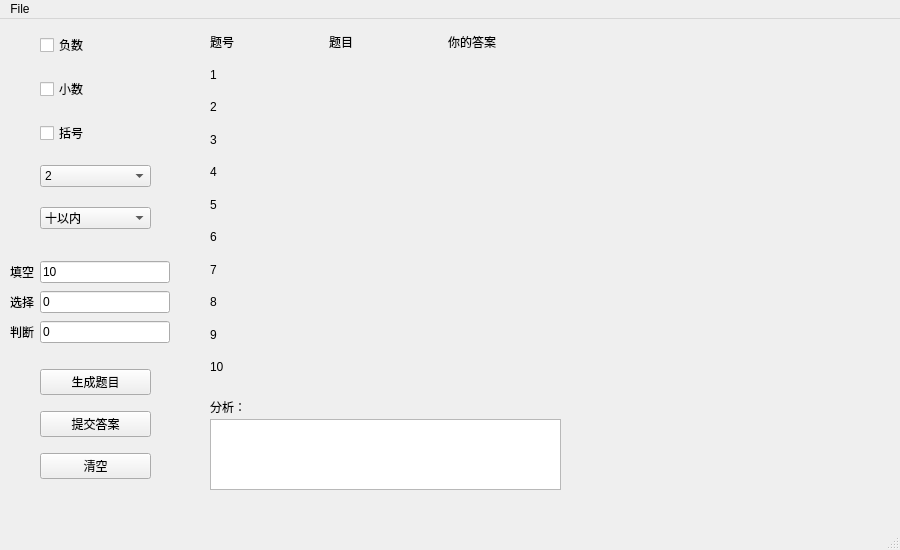
First picture: the form in QuestionBankUI.ui, repository fengF3ng/NJUPT-AlgorithmDesign, before the edit.
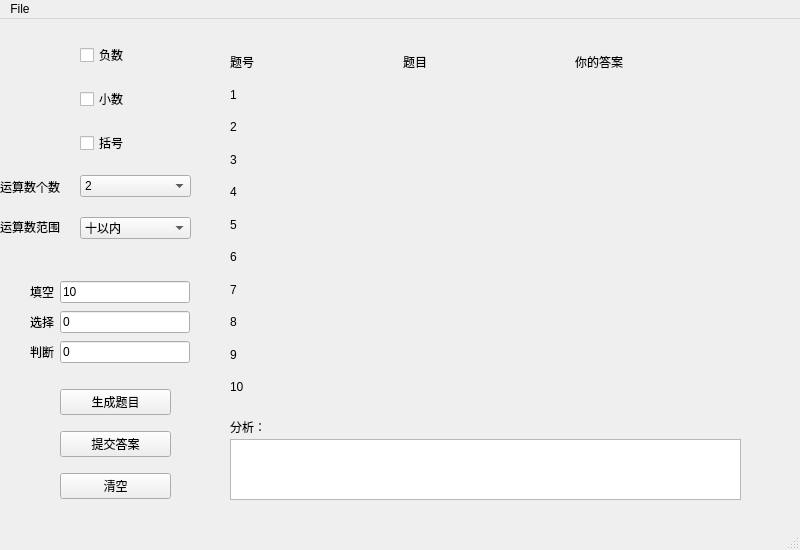
Second picture: the form after the edit. Icons and pictures are not drawn.

```diff
--- a/QuestionBankUI.ui
+++ b/QuestionBankUI.ui
@@ -6,19 +6,19 @@
    <rect>
     <x>0</x>
     <y>0</y>
-    <width>900</width>
+    <width>800</width>
     <height>550</height>
    </rect>
   </property>
   <property name="minimumSize">
    <size>
-    <width>900</width>
+    <width>800</width>
     <height>550</height>
    </size>
   </property>
   <property name="maximumSize">
    <size>
-    <width>900</width>
+    <width>800</width>
     <height>550</height>
    </size>
   </property>
@@ -29,8 +29,8 @@
    <widget class="QWidget" name="verticalLayoutWidget_2">
     <property name="geometry">
      <rect>
-      <x>40</x>
-      <y>340</y>
+      <x>60</x>
+      <y>360</y>
       <width>111</width>
       <height>131</height>
      </rect>
@@ -62,8 +62,8 @@
    <widget class="QWidget" name="verticalLayoutWidget">
     <property name="geometry">
      <rect>
-      <x>40</x>
-      <y>0</y>
+      <x>80</x>
+      <y>10</y>
       <width>111</width>
       <height>227</height>
      </rect>
@@ -138,8 +138,8 @@
    <widget class="QWidget" name="gridLayoutWidget">
     <property name="geometry">
      <rect>
-      <x>10</x>
-      <y>240</y>
+      <x>30</x>
+      <y>260</y>
       <width>160</width>
       <height>88</height>
      </rect>
@@ -192,9 +192,9 @@
    <widget class="QWidget" name="gridLayoutWidget_2">
     <property name="geometry">
      <rect>
-      <x>210</x>
-      <y>10</y>
-      <width>351</width>
+      <x>230</x>
+      <y>30</y>
+      <width>512</width>
       <height>351</height>
      </rect>
     </property>
@@ -237,7 +237,7 @@
      <item row="0" column="1">
       <widget class="QLabel" name="label_5">
        <property name="text">
-        <string>题目                  </string>
+        <string>题目                               </string>
        </property>
       </widget>
      </item>
@@ -258,7 +258,7 @@
      <item row="0" column="2">
       <widget class="QLabel" name="label_6">
        <property name="text">
-        <string>你的答案      </string>
+        <string>你的答案                </string>
        </property>
       </widget>
      </item>
@@ -295,8 +295,8 @@
    <widget class="QLabel" name="label_17">
     <property name="geometry">
      <rect>
-      <x>210</x>
-      <y>380</y>
+      <x>230</x>
+      <y>400</y>
       <width>72</width>
       <height>15</height>
      </rect>
@@ -308,20 +308,46 @@
    <widget class="QTextBrowser" name="analysis">
     <property name="geometry">
      <rect>
-      <x>210</x>
-      <y>400</y>
-      <width>351</width>
-      <height>71</height>
+      <x>230</x>
+      <y>420</y>
+      <width>511</width>
+      <height>61</height>
      </rect>
     </property>
    </widget>
+   <widget class="QLabel" name="label_18">
+    <property name="geometry">
+     <rect>
+      <x>0</x>
+      <y>160</y>
+      <width>72</width>
+      <height>15</height>
+     </rect>
+    </property>
+    <property name="text">
+     <string>运算数个数</string>
+    </property>
+   </widget>
+   <widget class="QLabel" name="label_19">
+    <property name="geometry">
+     <rect>
+      <x>0</x>
+      <y>200</y>
+      <width>72</width>
+      <height>15</height>
+     </rect>
+    </property>
+    <property name="text">
+     <string>运算数范围</string>
+    </property>
+   </widget>
   </widget>
   <widget class="QMenuBar" name="menubar">
    <property name="geometry">
     <rect>
      <x>0</x>
      <y>0</y>
-     <width>900</width>
+     <width>800</width>
      <height>25</height>
     </rect>
    </property>
```
Left out of the diff: 6 changed lines with no effect on the pictures.
